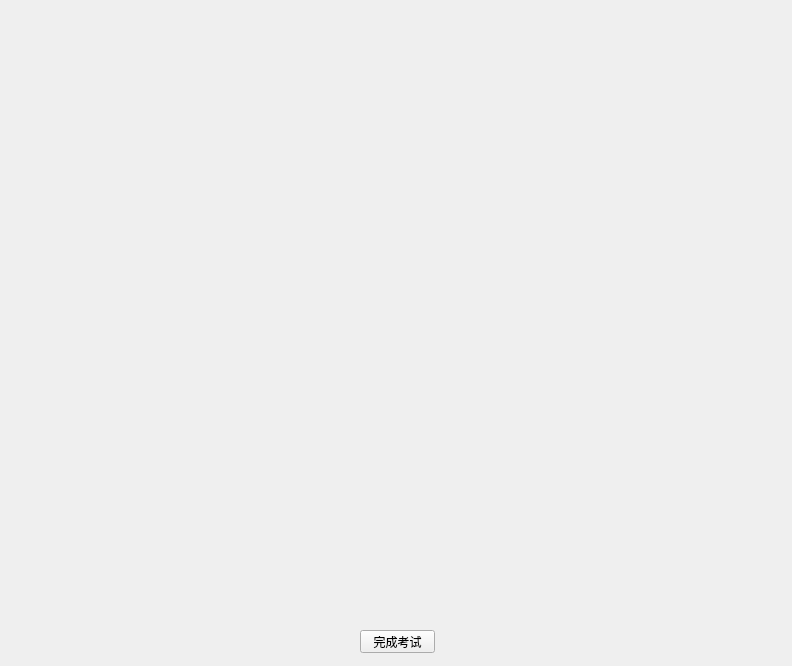
Old version of the form exam.ui in the repository zzq0097/Exam-Desktop.
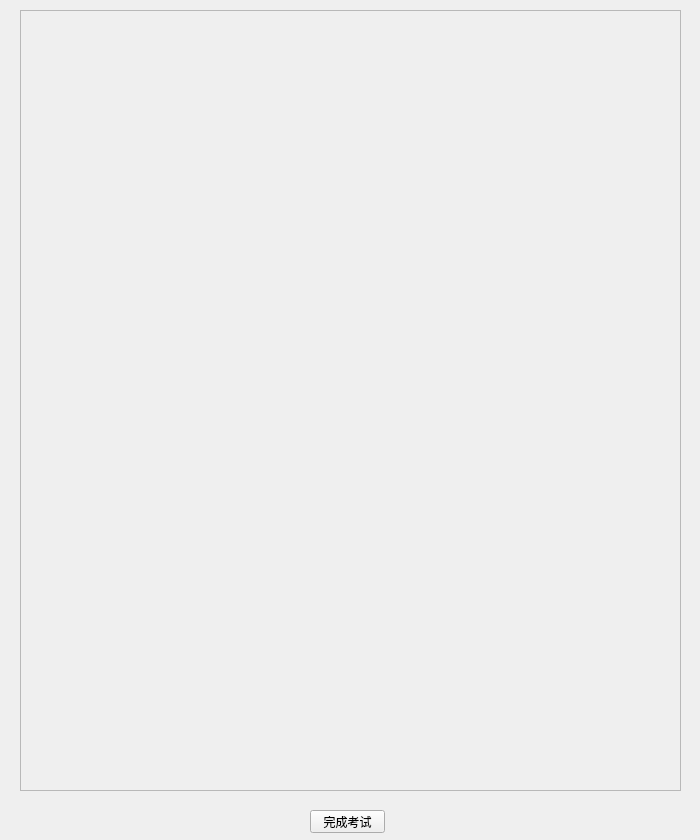
New version of the form.

Patch:
```diff
--- a/exam.ui
+++ b/exam.ui
@@ -6,29 +6,30 @@
    <rect>
     <x>0</x>
     <y>0</y>
-    <width>792</width>
-    <height>666</height>
+    <width>700</width>
+    <height>840</height>
    </rect>
   </property>
+  <property name="sizePolicy">
+   <sizepolicy hsizetype="Preferred" vsizetype="Preferred">
+    <horstretch>0</horstretch>
+    <verstretch>0</verstretch>
+   </sizepolicy>
+  </property>
+  <property name="maximumSize">
+   <size>
+    <width>1920</width>
+    <height>1080</height>
+   </size>
+  </property>
   <property name="windowTitle">
    <string>Form</string>
   </property>
-  <widget class="QWidget" name="verticalLayoutWidget">
-   <property name="geometry">
-    <rect>
-     <x>10</x>
-     <y>60</y>
-     <width>771</width>
-     <height>551</height>
-    </rect>
-   </property>
-   <layout class="QVBoxLayout" name="verticalLayout"/>
-  </widget>
   <widget class="QPushButton" name="pushButton">
    <property name="geometry">
     <rect>
-     <x>360</x>
-     <y>630</y>
+     <x>310</x>
+     <y>810</y>
      <width>75</width>
      <height>23</height>
     </rect>
@@ -37,18 +38,28 @@
     <string>完成考试</string>
    </property>
   </widget>
-  <widget class="QLabel" name="info">
+  <widget class="QScrollArea" name="scrollArea">
    <property name="geometry">
     <rect>
-     <x>10</x>
-     <y>30</y>
-     <width>761</width>
-     <height>21</height>
+     <x>20</x>
+     <y>10</y>
+     <width>661</width>
+     <height>781</height>
     </rect>
    </property>
-   <property name="text">
-    <string/>
+   <property name="widgetResizable">
+    <bool>true</bool>
    </property>
+   <widget class="QWidget" name="scrollAreaWidget">
+    <property name="geometry">
+     <rect>
+      <x>0</x>
+      <y>0</y>
+      <width>659</width>
+      <height>779</height>
+     </rect>
+    </property>
+   </widget>
   </widget>
  </widget>
  <resources/>
```
